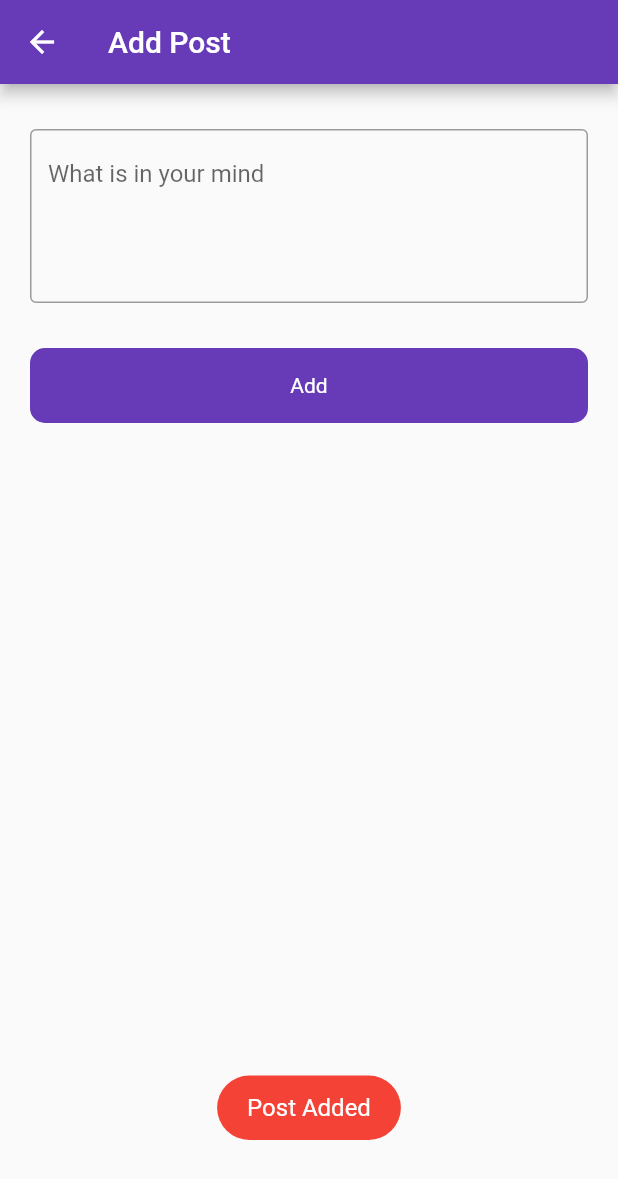
After one commit to asadullah43/firebase-practise, a Flutter app: the AddPost screen opened directly, after a tap on "Add", on a phone screen of 412 x 824 dp. The commit adds this screen. Shown: the top 1179 px of the screen. Run offline on Flutter 3.47's test engine with Material 2 defaults, Android fonts, the phone set to English and light mode, and no system bars; our stand-ins replace firebase_auth, firebase_core, firebase_database, fluttertoast; accounts and stored records are empty.

Commit message:
added post to firebase

```diff
--- /dev/null
+++ b/lib/ui/posts/add_post.dart
@@ -0,0 +1,64 @@
+import 'package:firebase_database/firebase_database.dart';
+import 'package:firebase_practise/ui/widget/round_button.dart';
+import 'package:firebase_practise/utils/utils.dart';
+import 'package:flutter/material.dart';
+
+class AddPost extends StatefulWidget {
+  const AddPost({super.key});
+
+  @override
+  State<AddPost> createState() => _AddPostState();
+}
+
+class _AddPostState extends State<AddPost> {
+  final databaseRef = FirebaseDatabase.instance.ref('Post');
+  final postController = TextEditingController();
+  bool loading = false;
+  @override
+  Widget build(BuildContext context) {
+    return Scaffold(
+      appBar: AppBar(title: const Text("Add Post")),
+      body: Padding(
+        padding: const EdgeInsets.symmetric(horizontal: 20),
+        child: Column(children: [
+          const SizedBox(
+            height: 30,
+          ),
+          TextFormField(
+            controller: postController,
+            maxLines: 4,
+            decoration: const InputDecoration(
+                hintText: 'What is in your mind', border: OutlineInputBorder()),
+          ),
+          const SizedBox(
+            height: 30,
+          ),
+          RoundButton(
+            loading: loading,
+            title: 'Add',
+            onTap: () {
+
+              setState(() {
+                loading=true;
+              });
+              databaseRef.child(DateTime.now().millisecondsSinceEpoch.toString()).set({
+                'title': postController.text.toString(),
+                'id':DateTime.now().millisecondsSinceEpoch.toString(),
+              }).then((value) {
+                Utils().toastMessage('Post Added');
+                setState(() {
+                  loading=false;
+                });
+              }).onError((error, stackTrace) {
+                Utils().toastMessage(error.toString());
+                setState(() {
+                  loading=false;
+                });
+              });
+            },
+          )
+        ]),
+      ),
+    );
+  }
+}
--- a/lib/ui/widget/round_button.dart
+++ b/lib/ui/widget/round_button.dart
@@ -3,6 +3,7 @@ import 'package:flutter/material.dart';
 class RoundButton extends StatelessWidget {
   final String title;
   final VoidCallback onTap;
+  // ignore: prefer_typing_uninitialized_variables
   final loading;
 
   const RoundButton({
--- a/pubspec.yaml
+++ b/pubspec.yaml
@@ -41,6 +41,7 @@ dependencies:
   cloud_firestore: ^4.3.1
   firebase_storage: ^11.0.10
   fluttertoast: ^8.1.2
+  firebase_database: ^10.0.10
 
 dev_dependencies:
   flutter_test:
```
Also changed, not shown: lib/ui/auth/login_screen.dart (+21 -0 lines), lib/ui/auth/phone_auth/login_with_phone_number.dart (added, +84 -0 lines), lib/ui/auth/phone_auth/verify_code.dart (added, +74 -0 lines), lib/ui/posts/posts_screen.dart (+8 -0 lines), pubspec.lock, 1 other file.
